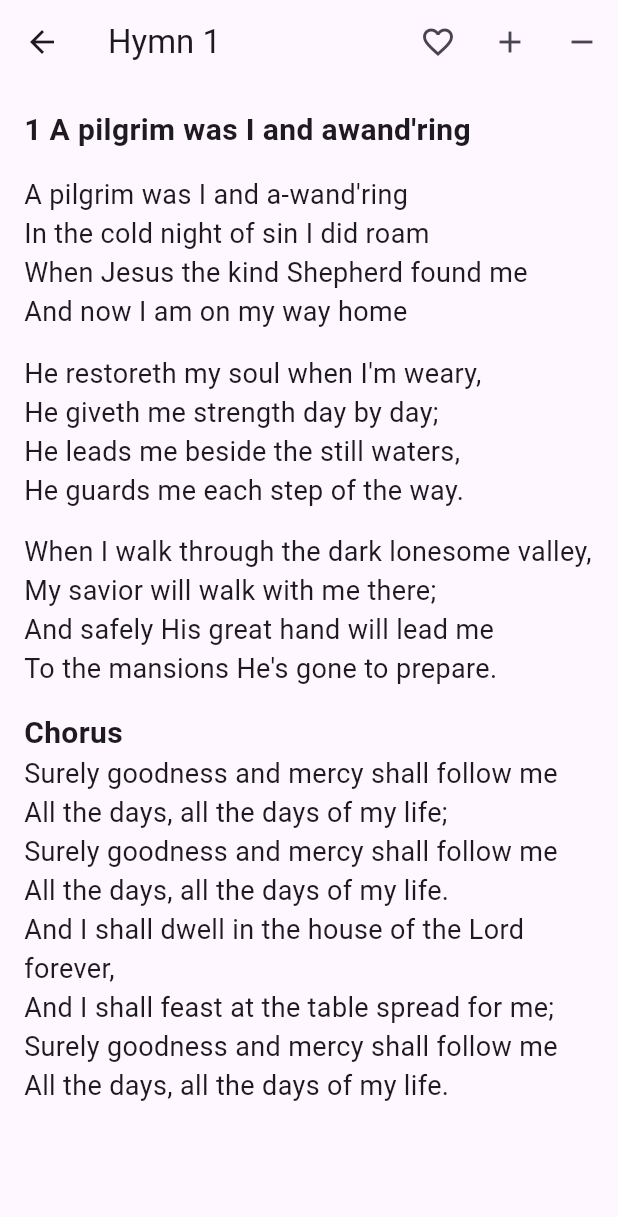
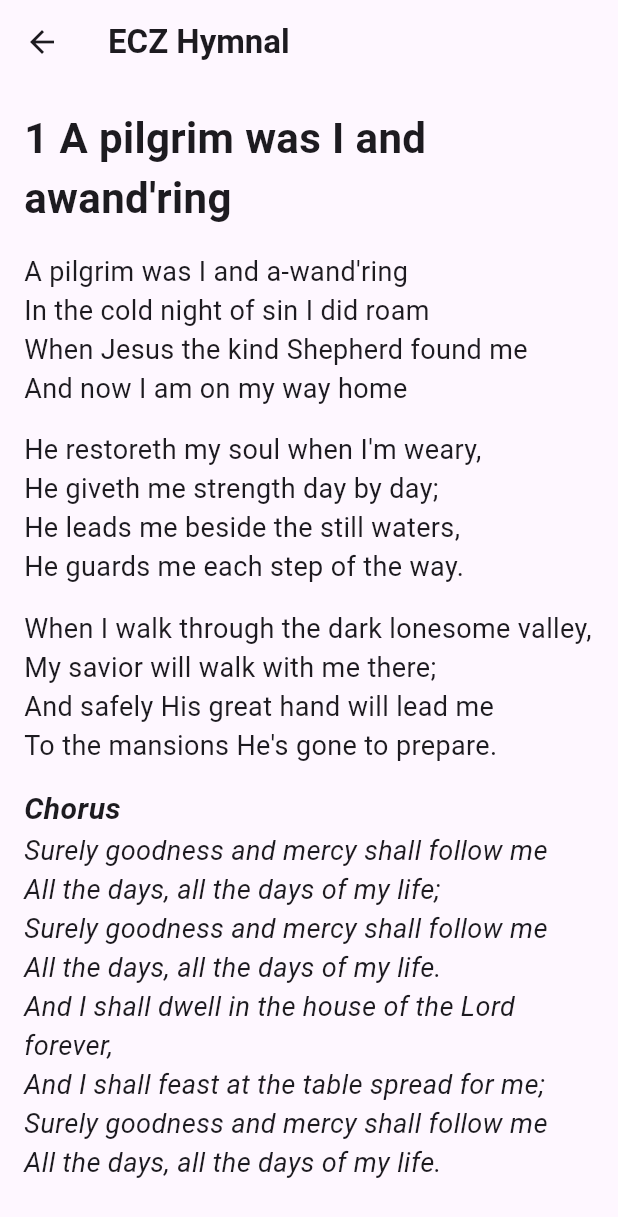
Before and after one commit to cosammalaika/ECZ_Hymns, a Flutter app: the screen it shows after launch, after a tap on an icon or button, on a phone screen of 412 x 824 dp. Shown: the top 1217 px of the screen. Run offline on Flutter 3.47's test engine with Material 3 defaults, Android fonts, the light colour scheme and no system bars; our stand-ins replace share.

Commit message:
first commit

```diff
--- a/lib/screen/hymn_detail_screen.dart
+++ b/lib/screen/hymn_detail_screen.dart
@@ -18,37 +18,30 @@ class _HymnDetailScreenState extends State<HymnDetailScreen> {
   Widget build(BuildContext context) {
     return Scaffold(
       appBar: AppBar(
-        title: Text('Hymn ${widget.hymn.id}'),
-        actions: [
-          IconButton(
-            onPressed: () {
-              setState(() {
-                isFavorite = !isFavorite;
-              });
-            },
-            icon: Icon(
-              isFavorite ? Icons.favorite : Icons.favorite_border,
-            ),
-          ),
-          IconButton(
-            onPressed: () {
-              setState(() {
-                fontSize += 2;
-              });
-            },
-            icon: Icon(Icons.add),
-          ),
-          IconButton(
-            onPressed: () {
-              setState(() {
-                if (fontSize > 2) {
-                  fontSize -= 2;
-                }
-              });
-            },
-            icon: Icon(Icons.remove),
-          ),
-        ],
+        title: const Text(
+          'ECZ Hymnal',
+          style: TextStyle(fontWeight: FontWeight.bold),
+        ),
+        // actions: [
+        //   IconButton(
+        //     onPressed: () {
+        //       setState(() {
+        //         fontSize += 2;
+        //       });
+        //     },
+        //     icon: const Icon(Icons.add),
+        //   ),
+        //   IconButton(
+        //     onPressed: () {
+        //       setState(() {
+        //         if (fontSize > 2) {
+        //           fontSize -= 2;
+        //         }
+        //       });
+        //     },
+        //     icon: const Icon(Icons.remove),
+        //   ),
+        // ],
       ),
       body: Padding(
         padding: const EdgeInsets.all(16.0),
@@ -58,9 +51,10 @@ class _HymnDetailScreenState extends State<HymnDetailScreen> {
             children: [
               Text(
                 '${widget.hymn.id} ${widget.hymn.title}',
-                style: TextStyle(fontSize: 20, fontWeight: FontWeight.bold),
+                style:
+                    const TextStyle(fontSize: 28, fontWeight: FontWeight.bold),
               ),
-              SizedBox(height: 16),
+              const SizedBox(height: 16),
               // Render verses
               for (var verse in widget.hymn.verses)
                 Column(
@@ -68,7 +62,7 @@ class _HymnDetailScreenState extends State<HymnDetailScreen> {
                   children: [
                     for (var line in verse)
                       Text(line, style: TextStyle(fontSize: fontSize)),
-                    SizedBox(height: 15),
+                    const SizedBox(height: 15),
                   ],
                 ),
               // Render chorus
@@ -76,14 +70,21 @@ class _HymnDetailScreenState extends State<HymnDetailScreen> {
                 Column(
                   crossAxisAlignment: CrossAxisAlignment.start,
                   children: [
-                    Text(
+                    const Text(
                       'Chorus',
-                      style:
-                          TextStyle(fontSize: 20, fontWeight: FontWeight.bold),
+                      style: TextStyle(
+                        fontSize: 20,
+                        fontWeight: FontWeight.bold,
+                        fontStyle: FontStyle.italic,
+                      ),
                     ),
                     for (var line in widget.hymn.chorus)
-                      Text(line, style: TextStyle(fontSize: fontSize)),
-                    SizedBox(height: 15),
+                      Text(line,
+                          style: TextStyle(
+                            fontSize: fontSize,
+                            fontStyle: FontStyle.italic,
+                          )),
+                    const SizedBox(height: 15),
                   ],
                 ),
               // Render added chorus
@@ -91,21 +92,20 @@ class _HymnDetailScreenState extends State<HymnDetailScreen> {
                 Column(
                   crossAxisAlignment: CrossAxisAlignment.start,
                   children: [
-                    Text(
+                    const Text(
                       'Added Chorus',
                       style:
                           TextStyle(fontSize: 18, fontWeight: FontWeight.bold),
                     ),
                     for (var line in widget.hymn.addedChorus)
                       Text(line, style: TextStyle(fontSize: fontSize)),
-                    SizedBox(height: 15),
+                    const SizedBox(height: 15),
                   ],
                 ),
             ],
           ),
         ),
       ),
-
     );
   }
 }
--- a/lib/screen/hymn_list_screen.dart
+++ b/lib/screen/hymn_list_screen.dart
@@ -43,7 +43,10 @@ class _HymnListScreenState extends State<HymnListScreen> {
   Widget build(BuildContext context) {
     return Scaffold(
       appBar: AppBar(
-        title: const Text('ECZ Hymns'),
+        title: const Text(
+          'ECZ Hymnal',
+          style: const TextStyle(fontSize: 28, fontWeight: FontWeight.bold),
+        ),
         actions: [
           IconButton(
             icon: const Icon(Icons.search),
@@ -57,12 +60,6 @@ class _HymnListScreenState extends State<HymnListScreen> {
               }
             },
           ),
-          // IconButton(
-          //   icon: const Icon(Icons.settings),
-          //   onPressed: () {
-          //     // Navigate to settings screen
-          //   },
-          // ),
         ],
       ),
       drawer: const MyDrawer(),
--- a/lib/widgets/drawer_widget.dart
+++ b/lib/widgets/drawer_widget.dart
@@ -17,7 +17,7 @@ class MyDrawer extends StatelessWidget {
               color: Colors.blue,
             ),
             child: Text(
-              'ECZ Hymn Book',
+              'ECZ Hymnals',
               style: TextStyle(
                 color: Colors.white,
                 fontSize: 18,
@@ -56,7 +56,7 @@ class MyDrawer extends StatelessWidget {
     return ExpansionTile(
       leading: const Icon(Icons.language),
       title: const Text(
-        'Versions',
+        'Hymnals',
         style: TextStyle(
           fontSize: 12, // Adjust the font size here
         ),
```
Also changed, not shown: assets/chewa.json (+30 -23 lines).
